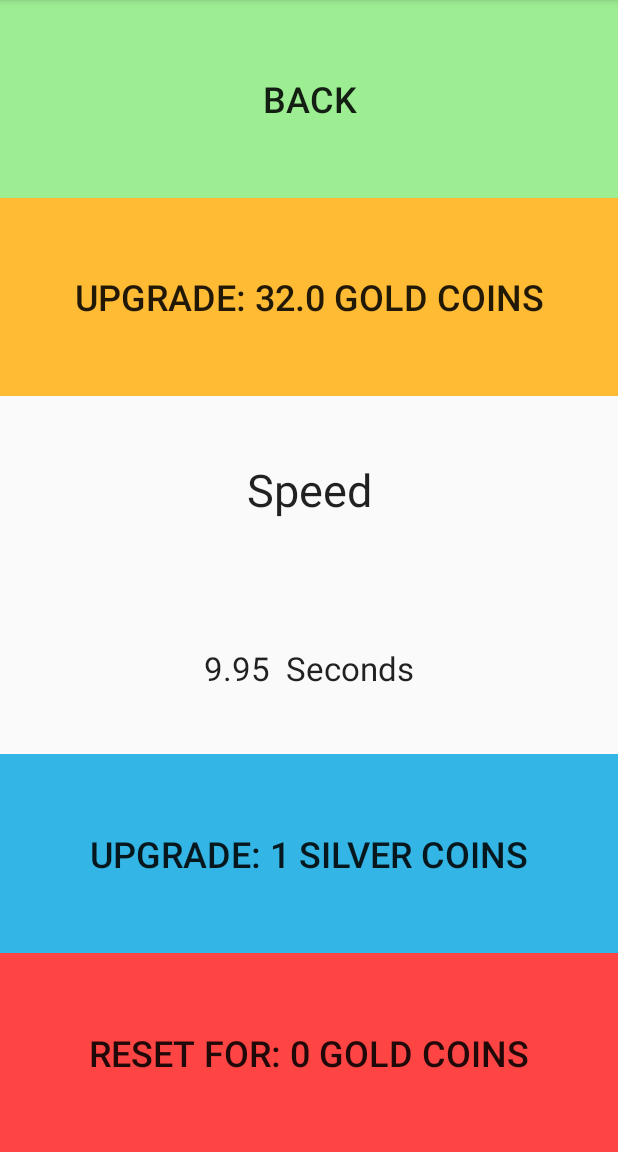
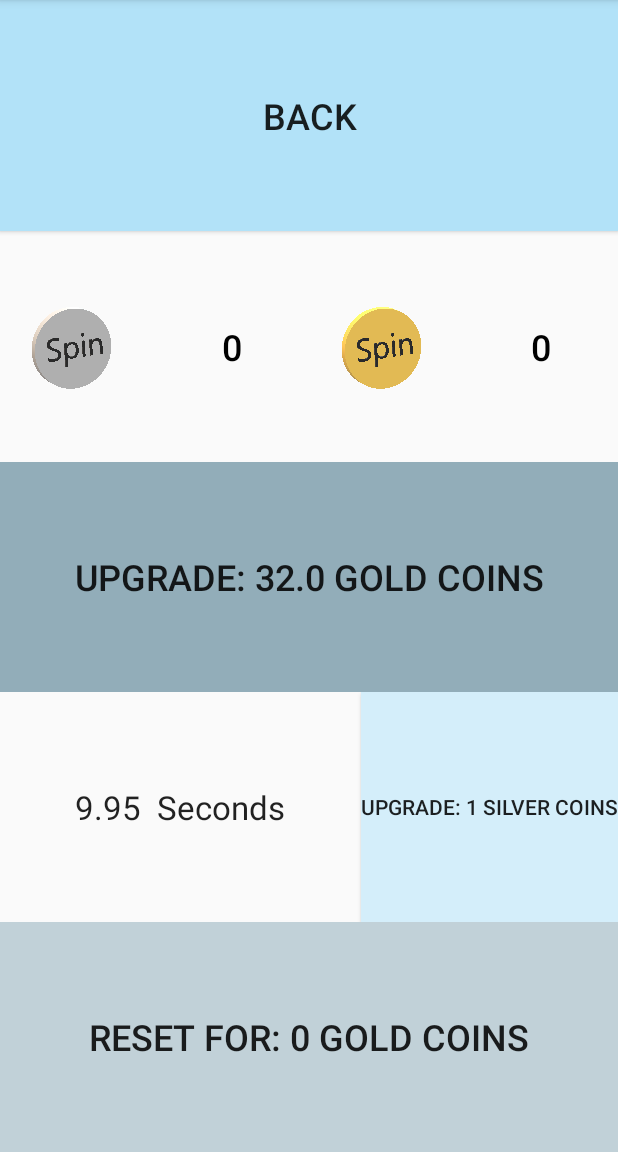
Before and after one commit to Dev-Luke-A/Animation, an Android app: the Activity2 screen opened directly, with no data from a screen before it, after a tap on an icon or button, on a phone screen of 412 x 824 dp, the part 84-1236 px from its top. Run offline under Robolectric (Android 15) with nearby library versions, the phone set to English and light mode, and no system bars.

Commit message:
various bug fixes

```diff
--- a/app/src/main/java/com/pointless/spinthewheel/Activity2.java
+++ b/app/src/main/java/com/pointless/spinthewheel/Activity2.java
@@ -39,17 +39,22 @@ public class Activity2 extends AppCompatActivity {
     protected void onCreate(Bundle savedInstanceState) {
         super.onCreate(savedInstanceState);
         setContentView(R.layout.activity_2);
-        isAuto = MainActivity.misAuto;
+
         mPrefs = getSharedPreferences("data", Context.MODE_PRIVATE);
         Button Button1 = findViewById(R.id.button);
         wheel = mPrefs.getInt("wheel", 0);
         Button Button3 = findViewById(R.id.button3);
 
+        TextView textview5 = findViewById(R.id.textView3);
+        String realnum = Realnum(NumScore);
+        textview5.setText(realnum);
+        TextView textView4 = findViewById(R.id.textView4);
+        realnum = Realnum(GoldCoins);
+        textView4.setText(String.valueOf(realnum));
 
-
-        costsilverspeed = (int)Math.pow(silverspeed, 2);
+        costsilverspeed = (int)Math.pow(silverspeed, 3);
         goldnums = mPrefs.getInt("goldnums", 0);
-        String realnum = Realnum(costsilverspeed);
+        realnum = Realnum(costsilverspeed);
         Button1.setText("Upgrade: " + realnum + " silver coins");
 
         TextView textview2 = findViewById(R.id.textView9);
@@ -99,6 +104,13 @@ public class Activity2 extends AppCompatActivity {
         } else {
             Toast.makeText(getApplicationContext(), "Not enough coins", Toast.LENGTH_LONG).show();
         }
+        TextView textview5 = findViewById(R.id.textView3);
+        String realnum = Realnum(NumScore);
+        textview5.setText(realnum);
+        TextView textView4 = findViewById(R.id.textView4);
+        realnum = Realnum(GoldCoins);
+        textView4.setText(String.valueOf(realnum));
+
     }
 
     public void back(View view) {
--- a/app/src/main/java/com/pointless/spinthewheel/MainActivity.java
+++ b/app/src/main/java/com/pointless/spinthewheel/MainActivity.java
@@ -319,6 +319,9 @@ public class MainActivity extends AppCompatActivity {
             }else knum = "error";
 
         }
+        if(knum.endsWith(".0")){
+          knum = knum.substring(knum.length()-2, knum.length());
+        }
         return knum;
     }
 
--- a/app/src/main/res/layout/activity_2.xml
+++ b/app/src/main/res/layout/activity_2.xml
@@ -1,126 +1,127 @@
 <?xml version="1.0" encoding="utf-8"?>
-<android.support.constraint.ConstraintLayout
-    xmlns:android="http://schemas.android.com/apk/res/android"
+<LinearLayout xmlns:android="http://schemas.android.com/apk/res/android"
     xmlns:app="http://schemas.android.com/apk/res-auto"
     xmlns:tools="http://schemas.android.com/tools"
+    android:id="@+id/frameLayout2"
     android:layout_width="match_parent"
     android:layout_height="match_parent"
-    android:noHistory = "true">
+    android:orientation="vertical"
+    android:weightSum="5">
 
-    <TableLayout
-        android:layout_width="0dp"
-        android:layout_height="0dp"
-        android:weightSum="6"
-        app:layout_constraintBottom_toBottomOf="parent"
-        app:layout_constraintEnd_toEndOf="parent"
-        app:layout_constraintStart_toStartOf="parent"
-        app:layout_constraintTop_toTopOf="parent">
-
-        <TableRow
+    <Button
+        android:id="@+id/button2"
         android:layout_width="match_parent"
         android:layout_height="match_parent"
         android:layout_weight="1"
-            android:weightSum="1">
+        android:background="#B2E2F8"
+        android:onClick="back"
+        android:text="Back"
+        android:textSize="24sp" />
 
-            <Button
-                android:id="@+id/button5"
+    <LinearLayout
         android:layout_width="match_parent"
         android:layout_height="match_parent"
         android:layout_weight="1"
-                android:background="#9dee93"
-                android:onClick="back"
-                android:text="Back"
-                android:textSize="24sp"
-                android:typeface="normal" />
-        </TableRow>
+        android:orientation="horizontal">
 
-        <TableRow
+        <ImageView
+            android:id="@+id/imageView6"
             android:layout_width="match_parent"
             android:layout_height="match_parent"
             android:layout_weight="1"
-            android:weightSum="1">
+            android:scaleType="center"
+            app:srcCompat="@drawable/silver_coin" />
+
+        <TextView
+            android:id="@+id/textView3"
+            style="@android:style/TextAppearance.DeviceDefault.Medium"
+            android:layout_width="match_parent"
+            android:layout_height="match_parent"
+            android:layout_weight="1"
+            android:gravity="center"
+            android:text="0"
+            android:textColor="@android:color/background_dark"
+            android:textSize="24sp" />
+
+        <ImageView
+            android:id="@+id/imageView7"
+            android:layout_width="match_parent"
+            android:layout_height="match_parent"
+            android:layout_weight="1"
+            android:scaleType="center"
+            app:srcCompat="@drawable/gold_coin" />
+
+        <TextView
+            android:id="@+id/textView4"
+            style="@android:style/TextAppearance.DeviceDefault.Medium"
+            android:layout_width="match_parent"
+            android:layout_height="match_parent"
+            android:layout_weight="1"
+            android:gravity="center"
+            android:text="0"
+            android:textColor="@android:color/background_dark"
+            android:textSize="24sp" />
+    </LinearLayout>
+
+    <LinearLayout
+        android:layout_width="match_parent"
+        android:layout_height="match_parent"
+        android:layout_weight="1"
+        android:orientation="horizontal">
 
         <Button
             android:id="@+id/button3"
-                android:layout_width="wrap_content"
+            android:layout_width="match_parent"
             android:layout_height="match_parent"
             android:layout_weight="1"
-                android:background="@android:color/holo_orange_light"
+            android:background="#92ADB9"
             android:onClick="wheelupgrade"
             android:text="Upgrade wheel"
             android:textSize="24sp" />
+    </LinearLayout>
 
-        </TableRow>
 
-        <TableRow
+    <LinearLayout
         android:layout_width="match_parent"
         android:layout_height="match_parent"
         android:layout_weight="1"
-            android:weightSum="1">
-
-            <TextView
-                android:id="@+id/textView7"
-                style="@android:style/TextAppearance.DeviceDefault.Large"
-                android:layout_width="wrap_content"
-                android:layout_height="match_parent"
-                android:layout_weight="1"
-                android:gravity="center"
-                android:text="@string/Speed"
-                android:textSize="30sp" />
-
-
-        </TableRow>
-
-        <TableRow
-            android:layout_width="match_parent"
-            android:layout_height="match_parent"
-            android:layout_weight="1"
+        android:orientation="horizontal"
         android:weightSum="1">
 
         <TextView
             android:id="@+id/textView9"
             style="@android:style/TextAppearance.DeviceDefault.Large"
-                android:layout_width="wrap_content"
+            android:layout_width="match_parent"
             android:layout_height="match_parent"
             android:layout_weight="1"
             android:gravity="center" />
-
-        </TableRow>
-
-        <TableRow
-            android:layout_width="match_parent"
-            android:layout_height="match_parent"
-            android:layout_weight="1"
-            android:weightSum="1">
 
         <Button
             android:id="@+id/button"
             android:layout_width="wrap_content"
             android:layout_height="match_parent"
             android:layout_weight="1"
-                android:background="@android:color/holo_blue_light"
+            android:background="#D4EEFA"
             android:onClick="silverspeedclick"
             android:text="Upgrade"
-                android:textSize="24sp" />
+            android:textSize="14sp" />
+    </LinearLayout>
 
-        </TableRow>
-
-        <TableRow
+    <LinearLayout
         android:layout_width="match_parent"
         android:layout_height="match_parent"
-            android:layout_weight="1">
+        android:layout_weight="1"
+        android:orientation="horizontal">
 
         <Button
             android:id="@+id/button6"
             android:layout_width="match_parent"
             android:layout_height="match_parent"
             android:layout_weight="1"
-                android:background="@android:color/holo_red_light"
+            android:background="#C1D1D8"
             android:onClick="resetForGold"
             android:text="Reset for gold"
             android:textSize="24sp" />
-        </TableRow>
+    </LinearLayout>
 
-    </TableLayout>
-
-</android.support.constraint.ConstraintLayout>
+</LinearLayout>
```
Also changed, not shown: app/src/main/res/drawable-hdpi/hi.png (deleted), app/src/main/res/drawable-mdpi/back.png (added), app/src/main/res/drawable-mdpi/hi.png (deleted), app/src/main/res/drawable-xhdpi/hi.png (deleted), app/src/main/res/drawable-xxhdpi/hi.png (deleted). Lines whose indentation alone changed are shown as unchanged.
